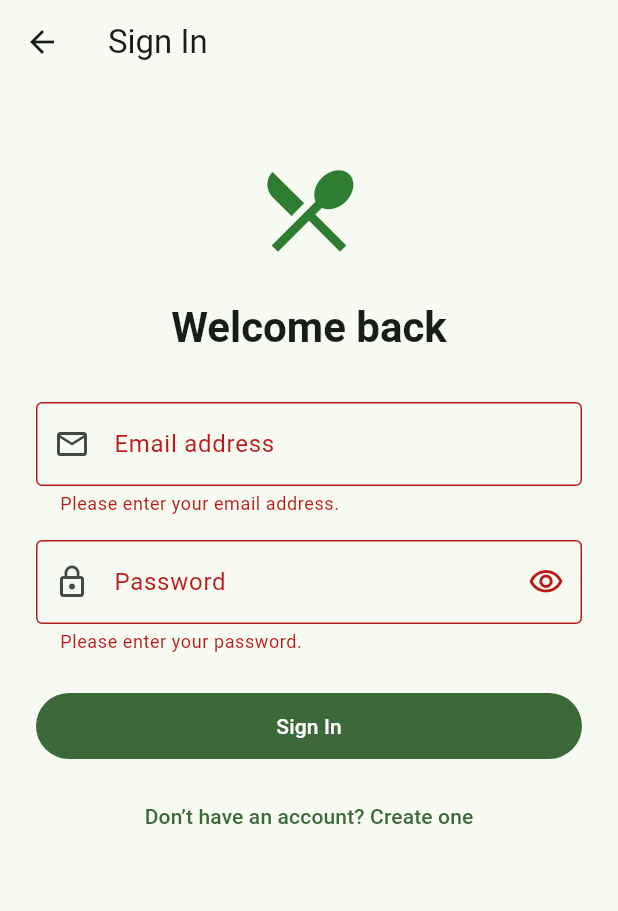
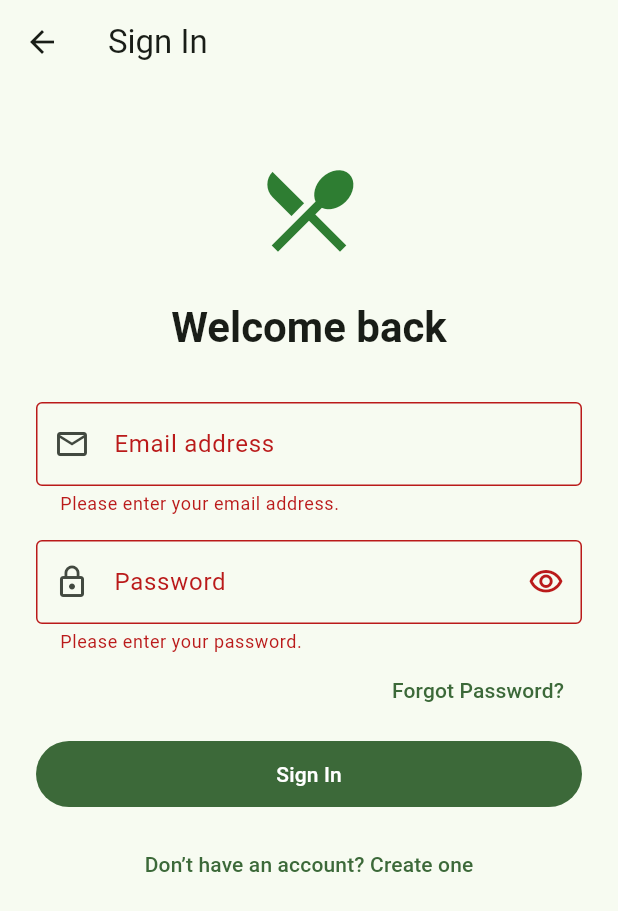
Before and after one commit to adnanshad35/hostel-meal-calculator, a Flutter app: the LoginScreen screen opened directly, after a tap on "Sign In", on a phone screen of 412 x 824 dp. Shown: the top 911 px of the screen. Run offline on Flutter 3.47's test engine with Material 3 defaults, Android fonts, the phone set to English and light mode, and no system bars; our stand-ins replace cloud_firestore, firebase_auth, firebase_core; accounts and stored records are empty.

Commit message:
feat: add password reset and group settings

```diff
--- a/lib/screens/login_screen.dart
+++ b/lib/screens/login_screen.dart
@@ -1,5 +1,7 @@
 import 'package:firebase_auth/firebase_auth.dart';
 import 'package:flutter/material.dart';
+
+import 'forgot_password_screen.dart';
 
 class LoginScreen extends StatefulWidget {
   const LoginScreen({
@@ -10,7 +12,8 @@ class LoginScreen extends StatefulWidget {
   final VoidCallback onCreateAccount;
 
   @override
-  State<LoginScreen> createState() => _LoginScreenState();
+  State<LoginScreen> createState() =>
+      _LoginScreenState();
 }
 
 class _LoginScreenState extends State<LoginScreen> {
@@ -34,28 +37,36 @@ class _LoginScreenState extends State<LoginScreen> {
     setState(() => _isLoading = true);
 
     try {
-    await FirebaseAuth.instance.signInWithEmailAndPassword(
+      await FirebaseAuth.instance
+          .signInWithEmailAndPassword(
         email: _emailController.text.trim(),
         password: _passwordController.text,
       );
 
       if (!mounted) return;
 
-    // Close the login page. AuthGate will automatically show the dashboard.
-    Navigator.of(context).pop();
+      Navigator.of(context).popUntil(
+        (route) => route.isFirst,
+      );
     } on FirebaseAuthException catch (error) {
       if (!mounted) return;
 
-    String message = 'Unable to sign in. Please try again.';
+      String message =
+          'Unable to sign in. Please try again.';
 
-    if (error.code == 'invalid-credential' ||
-        error.code == 'wrong-password' ||
-        error.code == 'user-not-found') {
-      message = 'Incorrect email address or password.';
+      if (error.code == 'invalid-credential') {
+        message =
+            'Incorrect email address or password.';
       } else if (error.code == 'invalid-email') {
-      message = 'Please enter a valid email address.';
+        message =
+            'Please enter a valid email address.';
       } else if (error.code == 'too-many-requests') {
-      message = 'Too many attempts. Please try again later.';
+        message =
+            'Too many attempts. Please try again later.';
+      } else if (error.code ==
+          'network-request-failed') {
+        message =
+            'Please check your internet connection.';
       }
 
       ScaffoldMessenger.of(context).showSnackBar(
@@ -66,6 +77,17 @@ class _LoginScreenState extends State<LoginScreen> {
         setState(() => _isLoading = false);
       }
     }
+  }
+
+  void _openForgotPassword() {
+    Navigator.of(context).push(
+      MaterialPageRoute(
+        builder: (_) => ForgotPasswordScreen(
+          initialEmail:
+              _emailController.text.trim(),
+        ),
+      ),
+    );
   }
 
   @override
@@ -80,7 +102,8 @@ class _LoginScreenState extends State<LoginScreen> {
           child: Form(
             key: _formKey,
             child: Column(
-              crossAxisAlignment: CrossAxisAlignment.stretch,
+              crossAxisAlignment:
+                  CrossAxisAlignment.stretch,
               children: [
                 const SizedBox(height: 24),
                 const Icon(
@@ -92,28 +115,36 @@ class _LoginScreenState extends State<LoginScreen> {
                 Text(
                   'Welcome back',
                   textAlign: TextAlign.center,
-                  style: Theme.of(context).textTheme.headlineMedium?.copyWith(
+                  style: Theme.of(context)
+                      .textTheme
+                      .headlineMedium
+                      ?.copyWith(
                         fontWeight: FontWeight.bold,
                       ),
                 ),
                 const SizedBox(height: 32),
                 TextFormField(
                   controller: _emailController,
-                  keyboardType: TextInputType.emailAddress,
-                  textInputAction: TextInputAction.next,
+                  keyboardType:
+                      TextInputType.emailAddress,
+                  textInputAction:
+                      TextInputAction.next,
                   decoration: const InputDecoration(
                     labelText: 'Email address',
-                    prefixIcon: Icon(Icons.email_outlined),
+                    prefixIcon:
+                        Icon(Icons.email_outlined),
                     border: OutlineInputBorder(),
                   ),
                   validator: (value) {
-                    final email = value?.trim() ?? '';
+                    final email =
+                        value?.trim() ?? '';
 
                     if (email.isEmpty) {
                       return 'Please enter your email address.';
                     }
 
-                    if (!email.contains('@') || !email.contains('.')) {
+                    if (!email.contains('@') ||
+                        !email.contains('.')) {
                       return 'Please enter a valid email address.';
                     }
 
@@ -124,41 +155,64 @@ class _LoginScreenState extends State<LoginScreen> {
                 TextFormField(
                   controller: _passwordController,
                   obscureText: _hidePassword,
-                  textInputAction: TextInputAction.done,
+                  textInputAction:
+                      TextInputAction.done,
                   onFieldSubmitted: (_) => _signIn(),
                   decoration: InputDecoration(
                     labelText: 'Password',
-                    prefixIcon: const Icon(Icons.lock_outline),
-                    border: const OutlineInputBorder(),
+                    prefixIcon:
+                        const Icon(Icons.lock_outline),
+                    border:
+                        const OutlineInputBorder(),
                     suffixIcon: IconButton(
                       onPressed: () {
-                        setState(() => _hidePassword = !_hidePassword);
+                        setState(() {
+                          _hidePassword =
+                              !_hidePassword;
+                        });
                       },
                       icon: Icon(
                         _hidePassword
                             ? Icons.visibility_outlined
-                            : Icons.visibility_off_outlined,
+                            : Icons
+                                .visibility_off_outlined,
                       ),
                     ),
                   ),
                   validator: (value) {
-                    if (value == null || value.isEmpty) {
+                    if (value == null ||
+                        value.isEmpty) {
                       return 'Please enter your password.';
                     }
 
                     return null;
                   },
                 ),
-                const SizedBox(height: 24),
+                Align(
+                  alignment: Alignment.centerRight,
+                  child: TextButton(
+                    onPressed: _isLoading
+                        ? null
+                        : _openForgotPassword,
+                    child:
+                        const Text('Forgot Password?'),
+                  ),
+                ),
+                const SizedBox(height: 8),
                 FilledButton(
-                  onPressed: _isLoading ? null : _signIn,
+                  onPressed:
+                      _isLoading ? null : _signIn,
                   child: Padding(
-                    padding: const EdgeInsets.symmetric(vertical: 12),
+                    padding:
+                        const EdgeInsets.symmetric(
+                      vertical: 12,
+                    ),
                     child: _isLoading
                         ? const SizedBox(
                             width: 22,
                             height: 22,
-                            child: CircularProgressIndicator(
+                            child:
+                                CircularProgressIndicator(
                               strokeWidth: 2,
                             ),
                           )
@@ -167,8 +221,9 @@ class _LoginScreenState extends State<LoginScreen> {
                 ),
                 const SizedBox(height: 12),
                 TextButton(
-                  onPressed:
-                      _isLoading ? null : widget.onCreateAccount,
+                  onPressed: _isLoading
+                      ? null
+                      : widget.onCreateAccount,
                   child: const Text(
                     'Don’t have an account? Create one',
                   ),
```
Also changed, not shown: lib/screens/forgot_password_screen.dart (added, +242 -0 lines). Lines whose indentation alone changed are shown as unchanged.
